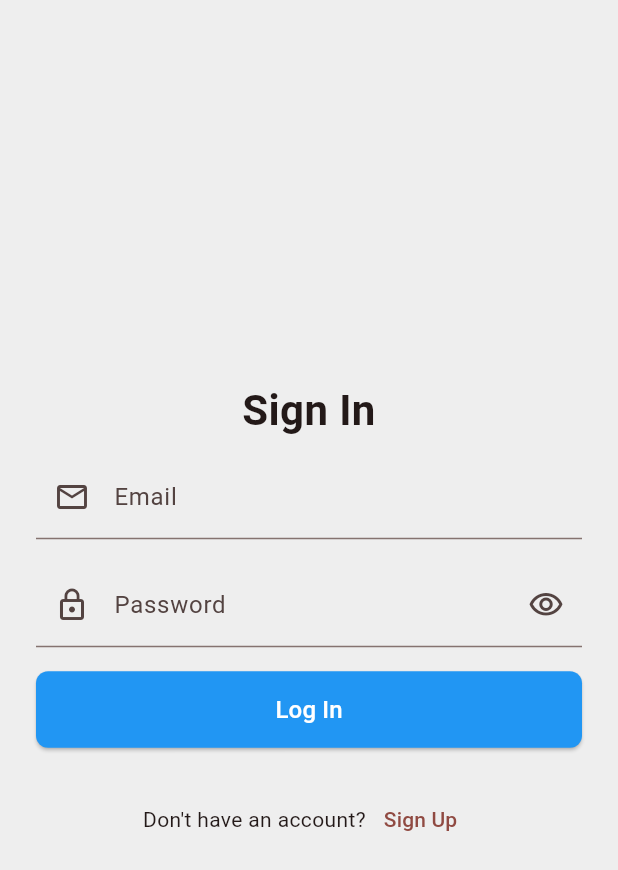
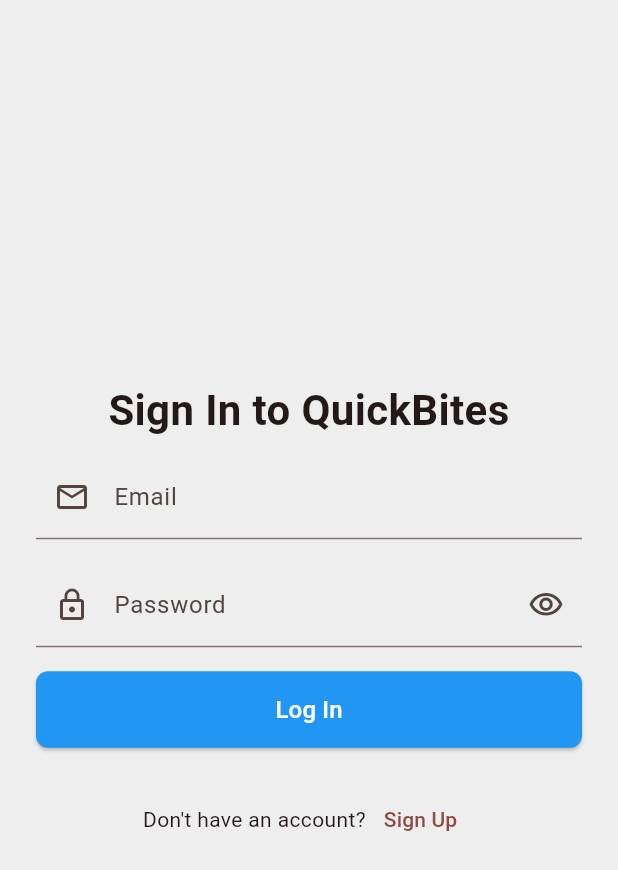
Before and after one commit to GuyWhoCode/QuickBites, a Flutter app: the screen it shows after launch, on a phone screen of 412 x 824 dp. Shown: the top 870 px of the screen. Run offline on Flutter 3.47's test engine with Material 3 defaults, Android fonts, the phone set to English and light mode, and no system bars; our stand-ins replace cloud_firestore, firebase_auth, firebase_core, flutter_cache_manager, geolocator; accounts and stored records are empty.

Commit message:
chore: update build, fix sign in text

```diff
--- a/lib/pages/login/page.dart
+++ b/lib/pages/login/page.dart
@@ -151,7 +151,7 @@ class _AuthPageState extends State<AuthPage> {
               children: [
                 // Header Text
                 Text(
-                  _isLoginMode ? 'Sign In' : 'Create Account',
+                  _isLoginMode ? 'Sign In to QuickBites' : 'Create Account',
                   textAlign: TextAlign.center,
                   style: const TextStyle(
                     fontSize: 28,
--- a/pubspec.yaml
+++ b/pubspec.yaml
@@ -16,7 +16,7 @@ publish_to: 'none' # Remove this line if you wish to publish to pub.dev
 # https://developer.apple.com/library/archive/documentation/General/Reference/InfoPlistKeyReference/Articles/CoreFoundationKeys.html
 # In Windows, build-name is used as the major, minor, and patch parts
 # of the product and file versions while build-number is used as the build suffix.
-version: 1.0.0+4
+version: 1.0.1+1
 
 environment:
   sdk: ^3.7.0
```
